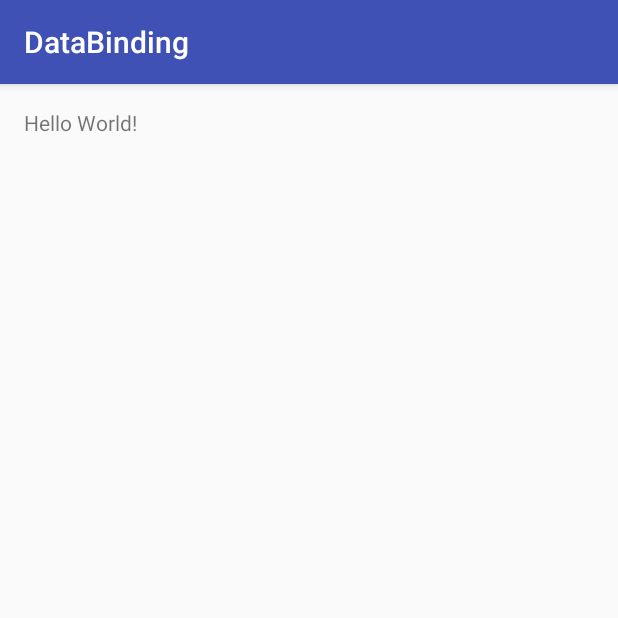
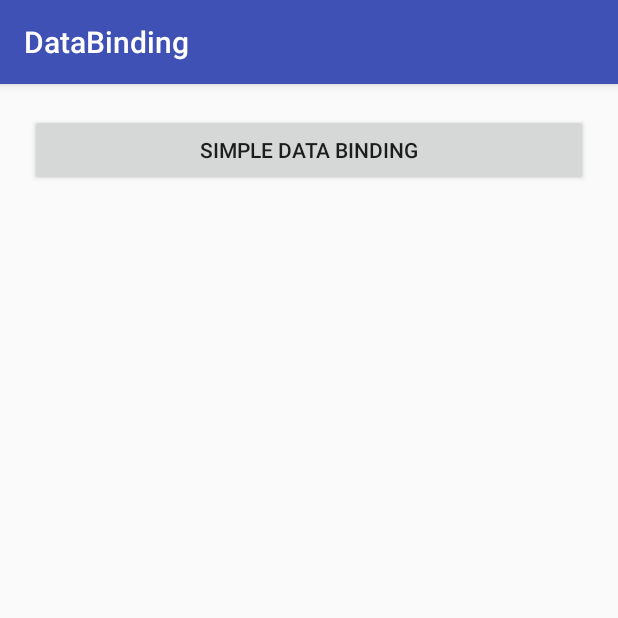
Before and after one commit to AvijitKarmakar/DataBindingAndroid, an Android app: the screen it shows after launch (MainActivity), on a phone screen of 412 x 824 dp, the top half of it. Run offline under Robolectric (Android 15) with nearby library versions, the phone set to English and light mode, and no system bars.

Commit message:
Simple Data Binding Activity created and updated flow in Main Activity

```diff
--- a/app/src/main/AndroidManifest.xml
+++ b/app/src/main/AndroidManifest.xml
@@ -8,13 +8,14 @@
         android:label="@string/app_name"
         android:supportsRtl="true"
         android:theme="@style/AppTheme">
-        <activity android:name=".MainActivity">
+        <activity android:name=".view.MainActivity">
             <intent-filter>
                 <action android:name="android.intent.action.MAIN" />
 
                 <category android:name="android.intent.category.LAUNCHER" />
             </intent-filter>
         </activity>
+        <activity android:name=".view.SimpleDataBindingActivity" />
     </application>
 
 </manifest>
--- a/app/src/main/java/ak/com/apps/android/databinding/MainActivity.java
+++ /dev/null
@@ -1,13 +0,0 @@
-package ak.com.apps.android.databinding;
-
-import android.support.v7.app.AppCompatActivity;
-import android.os.Bundle;
-
-public class MainActivity extends AppCompatActivity {
-
-    @Override
-    protected void onCreate(Bundle savedInstanceState) {
-        super.onCreate(savedInstanceState);
-        setContentView(R.layout.activity_main);
-    }
-}
--- /dev/null
+++ b/app/src/main/java/ak/com/apps/android/databinding/view/MainActivity.java
@@ -0,0 +1,27 @@
+package ak.com.apps.android.databinding.view;
+
+import android.content.Intent;
+import android.os.Bundle;
+import android.support.v7.app.AppCompatActivity;
+import android.view.View;
+import android.widget.Button;
+
+import ak.com.apps.android.databinding.R;
+
+public class MainActivity extends AppCompatActivity implements View.OnClickListener {
+
+    @Override
+    protected void onCreate(Bundle savedInstanceState) {
+        super.onCreate(savedInstanceState);
+        setContentView(R.layout.activity_main);
+        Button simpleDataBindingBtn = (Button) findViewById(R.id.simple_data_binding_btn);
+        simpleDataBindingBtn.setOnClickListener(this);
+    }
+
+    @Override
+    public void onClick(View v) {
+        if (v.getId() == R.id.simple_data_binding_btn) {
+            startActivity(new Intent(this, SimpleDataBindingActivity.class));
+        }
+    }
+}
--- a/app/src/main/res/layout/activity_main.xml
+++ b/app/src/main/res/layout/activity_main.xml
@@ -1,16 +1,14 @@
 <?xml version="1.0" encoding="utf-8"?>
-<RelativeLayout xmlns:android="http://schemas.android.com/apk/res/android"
-    xmlns:tools="http://schemas.android.com/tools"
+<LinearLayout xmlns:android="http://schemas.android.com/apk/res/android"
     android:layout_width="match_parent"
     android:layout_height="match_parent"
-    android:paddingBottom="@dimen/activity_vertical_margin"
-    android:paddingLeft="@dimen/activity_horizontal_margin"
-    android:paddingRight="@dimen/activity_horizontal_margin"
-    android:paddingTop="@dimen/activity_vertical_margin"
-    tools:context="ak.com.apps.android.databinding.MainActivity">
+    android:orientation="vertical"
+    android:padding="20dp">
 
-    <TextView
-        android:layout_width="wrap_content"
+    <Button
+        android:id="@+id/simple_data_binding_btn"
+        android:layout_width="match_parent"
         android:layout_height="wrap_content"
-        android:text="Hello World!" />
-</RelativeLayout>
+        android:text="@string/simple_data_binding" />
+
+</LinearLayout>
--- a/app/src/main/res/values/strings.xml
+++ b/app/src/main/res/values/strings.xml
@@ -1,3 +1,4 @@
 <resources>
     <string name="app_name">DataBinding</string>
+    <string name="simple_data_binding">SIMPLE DATA BINDING</string>
 </resources>
```
Also changed, not shown: app/src/main/java/ak/com/apps/android/databinding/view/SimpleDataBindingActivity.java (added, +35 -0 lines), app/src/main/res/layout/simple_data_binding_activity.xml (added, +31 -0 lines).
